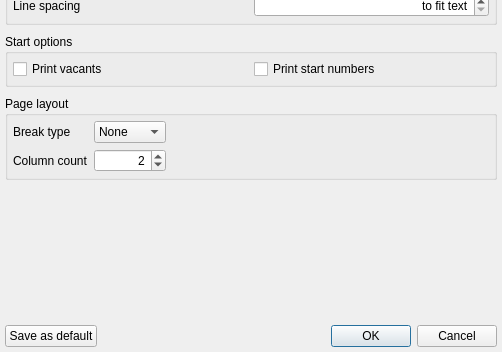
This is quickevent/app/plugins/qml/Runs/src/Runs/reportoptionsdialog.ui in Quick-Event/quickbox as Qt 5 draws it before an edit; both pictures show x 0 to 502 and y 152 to 504 of the 502 by 504 pixel window. The edited form follows.
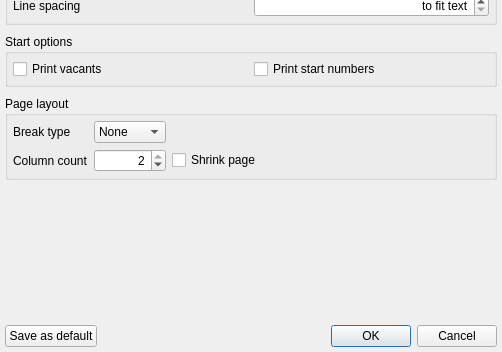
This is the edited form.

Commit message: QE: ShirinkPageWidthToColumnCount report dialog option

Patch:
```diff
--- a/quickevent/app/plugins/qml/Runs/src/Runs/reportoptionsdialog.ui
+++ b/quickevent/app/plugins/qml/Runs/src/Runs/reportoptionsdialog.ui
@@ -254,13 +254,23 @@
          <number>1</number>
         </property>
         <property name="maximum">
-         <number>3</number>
+         <number>2</number>
         </property>
         <property name="value">
          <number>2</number>
         </property>
        </widget>
       </item>
+      <item row="1" column="2">
+       <widget class="QCheckBox" name="chkShirinkPageWidthToColumnCount">
+        <property name="toolTip">
+         <string>Shrink page width to column count</string>
+        </property>
+        <property name="text">
+         <string>Shrink page</string>
+        </property>
+       </widget>
+      </item>
      </layout>
     </widget>
    </item>
```
Left out of the diff: 15 changed lines with no effect on the pictures. The commit also changes 7 other files.
